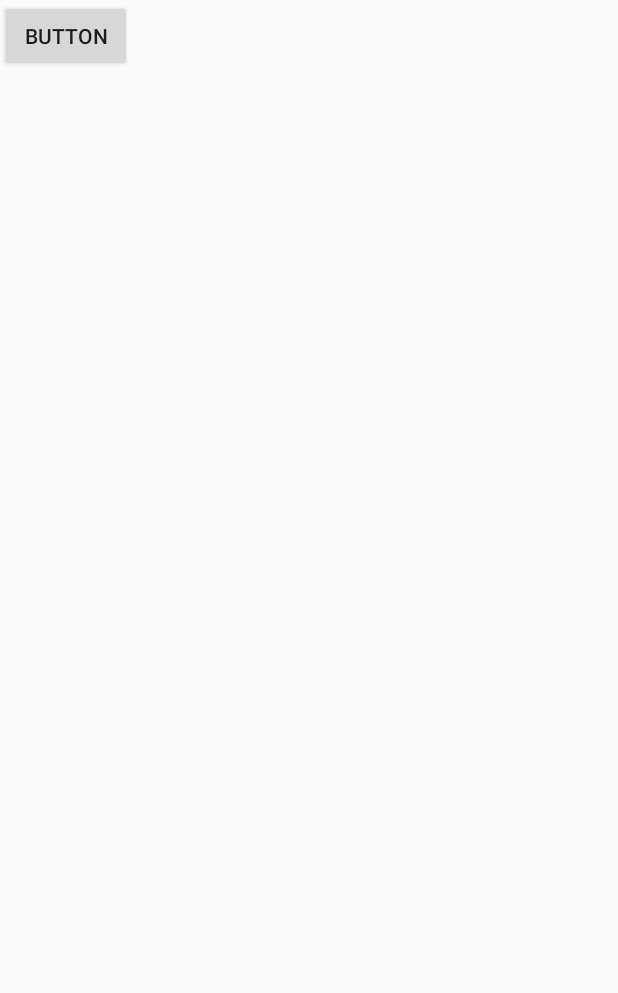
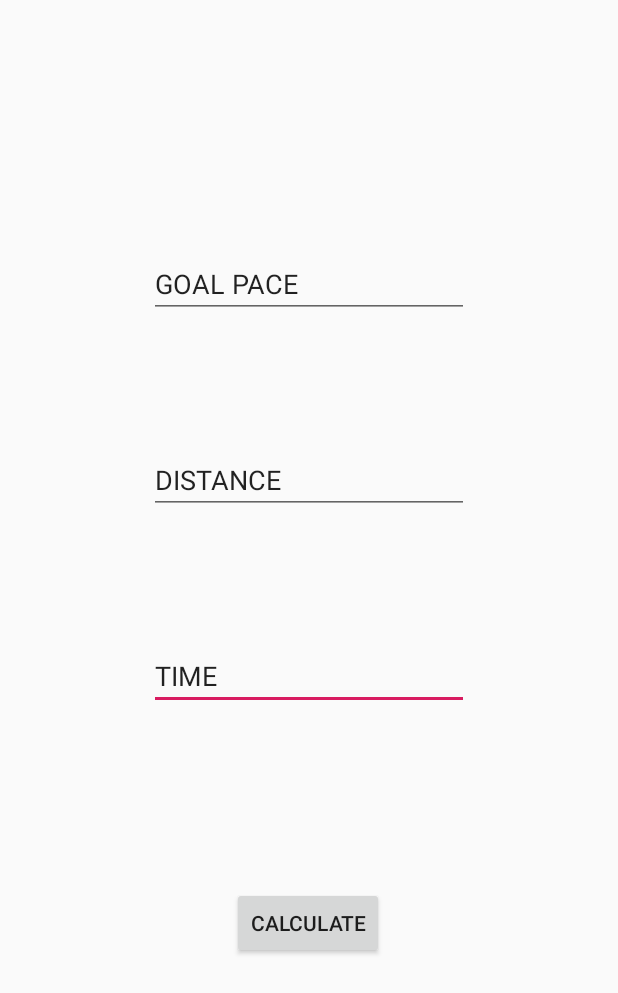
Before and after one commit to jao829/New_Final_Project, an Android app: the layout activity_calculate.xml on its own in the app's theme, with its tools: preview values and no code run, on a phone screen of 412 x 824 dp. Shown: the top 993 px of the screen. Run offline under Robolectric (Android 15) with nearby library versions, the phone set to English and light mode, and no system bars.

Commit message:
buttons updated

```diff
--- a/app/src/main/res/layout/activity_calculate.xml
+++ b/app/src/main/res/layout/activity_calculate.xml
@@ -6,9 +6,60 @@
     android:layout_height="match_parent"
     tools:context=".CalculateActivity">
 
+    <EditText
+        android:id="@+id/time"
+        android:layout_width="wrap_content"
+        android:layout_height="wrap_content"
+        android:layout_marginTop="85dp"
+        android:layout_marginEnd="99dp"
+        android:layout_marginRight="99dp"
+        android:ems="10"
+        android:inputType="time"
+        app:layout_constraintEnd_toEndOf="parent"
+        app:layout_constraintTop_toBottomOf="@+id/distance"
+        tools:text="TIME"
+        tools:visibility="visible" />
+
+    <EditText
+        android:id="@+id/distance"
+        android:layout_width="wrap_content"
+        android:layout_height="wrap_content"
+        android:layout_marginTop="85dp"
+        android:layout_marginEnd="99dp"
+        android:layout_marginRight="99dp"
+        android:ems="10"
+        android:inputType="numberDecimal"
+        android:visibility="visible"
+        app:layout_constraintEnd_toEndOf="parent"
+        app:layout_constraintTop_toBottomOf="@+id/goal"
+        tools:text="DISTANCE"
+        tools:visibility="visible" />
+
+    <EditText
+        android:id="@+id/goal"
+        android:layout_width="wrap_content"
+        android:layout_height="wrap_content"
+        android:layout_marginTop="60dp"
+        android:ems="10"
+        android:inputType="numberDecimal"
+        app:layout_constraintBottom_toBottomOf="parent"
+        app:layout_constraintEnd_toEndOf="parent"
+        app:layout_constraintStart_toStartOf="parent"
+        app:layout_constraintTop_toTopOf="parent"
+        app:layout_constraintVertical_bias="0.148"
+        tools:text="GOAL PACE"
+        tools:visibility="visible" />
+
     <Button
         android:id="@+id/calculate"
         android:layout_width="wrap_content"
         android:layout_height="wrap_content"
-        android:text="Button" />
+        android:text="Button"
+        app:layout_constraintBottom_toBottomOf="parent"
+        app:layout_constraintEnd_toEndOf="parent"
+        app:layout_constraintHorizontal_bias="0.498"
+        app:layout_constraintStart_toStartOf="parent"
+        app:layout_constraintTop_toTopOf="parent"
+        app:layout_constraintVertical_bias="0.762"
+        tools:text="CALCULATE" />
 </androidx.constraintlayout.widget.ConstraintLayout>
--- a/app/src/main/res/layout/activity_restart.xml
+++ b/app/src/main/res/layout/activity_restart.xml
@@ -10,5 +10,10 @@
         android:id="@+id/restart"
         android:layout_width="wrap_content"
         android:layout_height="wrap_content"
-        android:text="Button" />
+        android:text="Button"
+        app:layout_constraintBottom_toBottomOf="parent"
+        app:layout_constraintEnd_toEndOf="parent"
+        app:layout_constraintStart_toStartOf="parent"
+        app:layout_constraintTop_toTopOf="parent"
+        tools:text="RESTART" />
 </androidx.constraintlayout.widget.ConstraintLayout>
--- a/app/src/main/res/layout/activity_start.xml
+++ b/app/src/main/res/layout/activity_start.xml
@@ -10,5 +10,12 @@
         android:id="@+id/start"
         android:layout_width="wrap_content"
         android:layout_height="wrap_content"
-        android:text="Button" />
+        android:text="Button"
+        app:layout_constraintBottom_toBottomOf="parent"
+        app:layout_constraintEnd_toEndOf="parent"
+        app:layout_constraintHorizontal_bias="0.498"
+        app:layout_constraintStart_toStartOf="parent"
+        app:layout_constraintTop_toTopOf="parent"
+        app:layout_constraintVertical_bias="0.499"
+        tools:text="START" />
 </androidx.constraintlayout.widget.ConstraintLayout>
```
